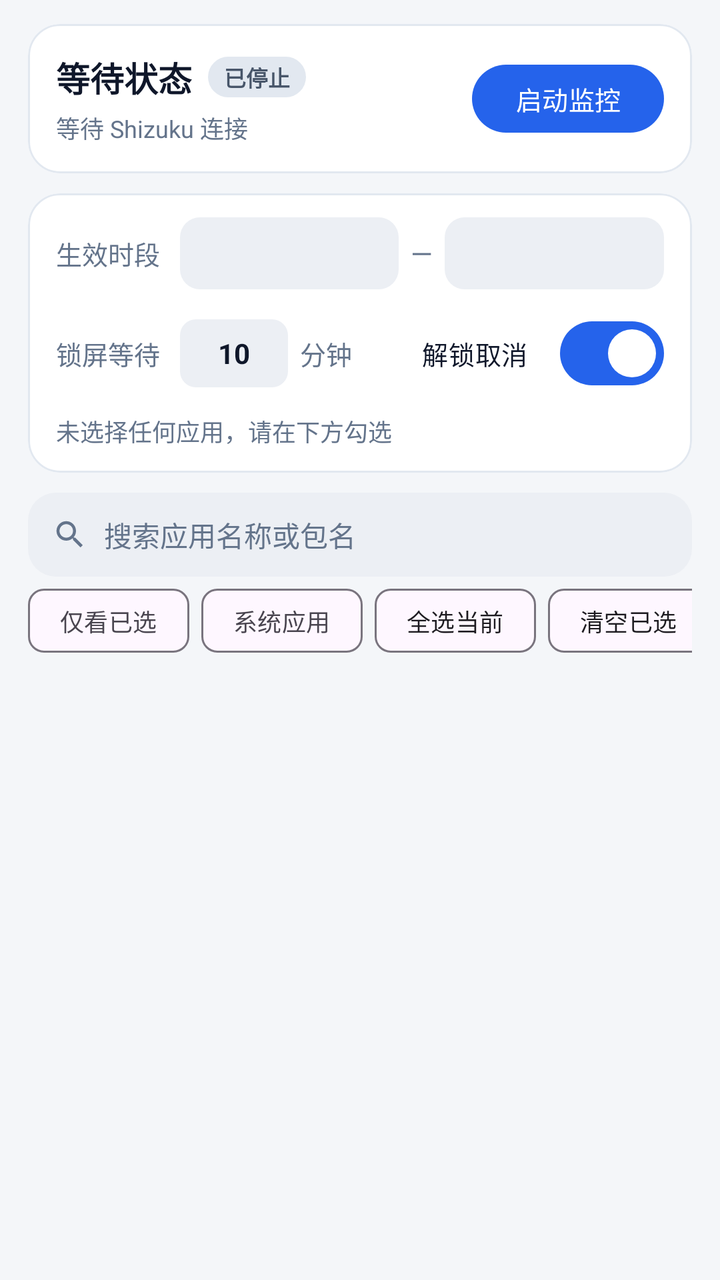
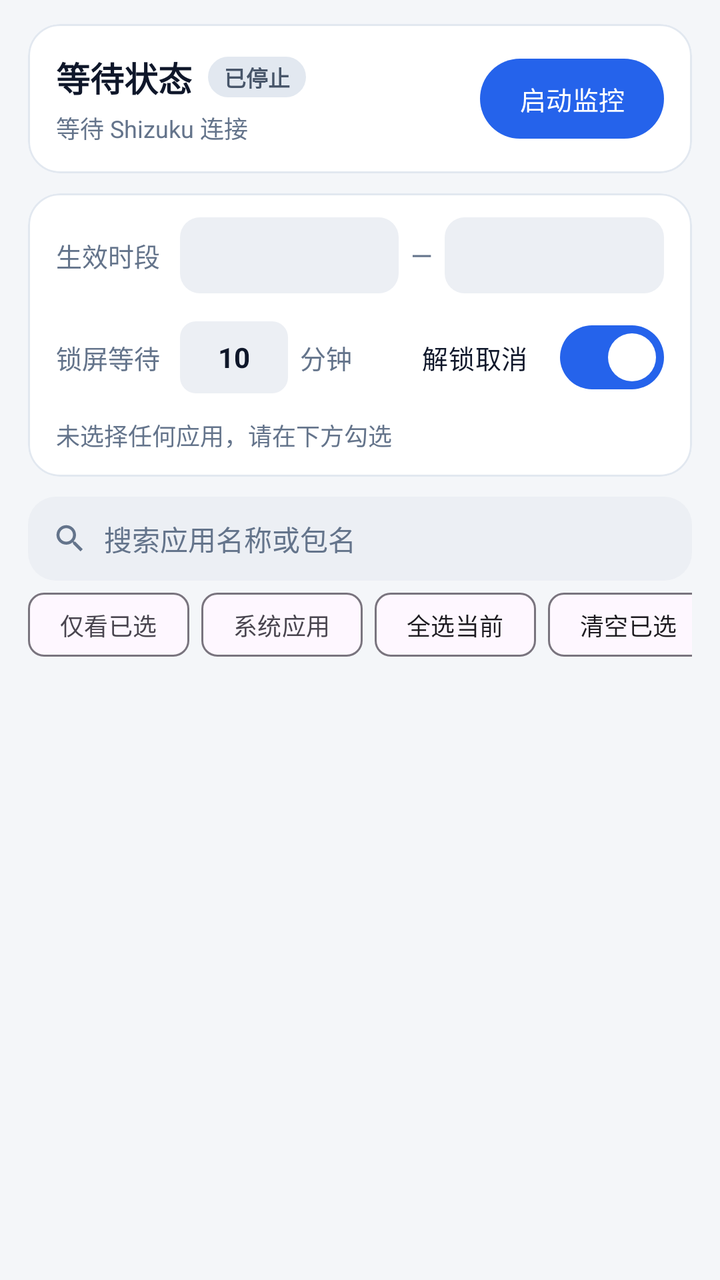

Compare the two renders of this Android layout. The source of the first and the diff that turns it into the second are given below.
<!-- AndroidManifest.xml: application theme Theme.LockGuard -->
<!-- res/layout/activity_main.xml -->
<?xml version="1.0" encoding="utf-8"?>
<androidx.coordinatorlayout.widget.CoordinatorLayout xmlns:android="http://schemas.android.com/apk/res/android"
    xmlns:app="http://schemas.android.com/apk/res-auto"
    android:layout_width="match_parent"
    android:layout_height="match_parent"
    android:background="@color/screen_background">

    <com.google.android.material.appbar.AppBarLayout
        android:id="@+id/appBarLayout"
        android:layout_width="match_parent"
        android:layout_height="wrap_content"
        android:background="@color/screen_background"
        app:elevation="0dp">

        
        <LinearLayout
            android:layout_width="match_parent"
            android:layout_height="wrap_content"
            android:orientation="vertical"
            android:paddingHorizontal="14dp"
            android:paddingTop="12dp"
            app:layout_scrollFlags="scroll">

            
            <com.google.android.material.card.MaterialCardView
                android:layout_width="match_parent"
                android:layout_height="wrap_content"
                app:cardBackgroundColor="@color/card_background"
                app:cardCornerRadius="16dp"
                app:cardElevation="0dp"
                app:strokeColor="@color/card_stroke"
                app:strokeWidth="1dp">

                <LinearLayout
                    android:layout_width="match_parent"
                    android:layout_height="wrap_content"
                    android:orientation="vertical"
                    android:padding="14dp">

                    <LinearLayout
                        android:layout_width="match_parent"
                        android:layout_height="wrap_content"
                        android:gravity="center_vertical"
                        android:orientation="horizontal">

                        <LinearLayout
                            android:layout_width="0dp"
                            android:layout_height="wrap_content"
                            android:layout_weight="1"
                            android:orientation="vertical">

                            <LinearLayout
                                android:layout_width="wrap_content"
                                android:layout_height="wrap_content"
                                android:gravity="center_vertical"
                                android:orientation="horizontal">

                                <TextView
                                    android:id="@+id/statusView"
                                    android:layout_width="wrap_content"
                                    android:layout_height="wrap_content"
                                    android:text="@string/label_status"
                                    android:textColor="@color/text_primary"
                                    android:textSize="17sp"
                                    android:textStyle="bold" />

                                <TextView
                                    android:id="@+id/statusBadgeView"
                                    android:layout_width="wrap_content"
                                    android:layout_height="wrap_content"
                                    android:layout_marginStart="8dp"
                                    android:background="@drawable/bg_status_badge"
                                    android:paddingHorizontal="8dp"
                                    android:paddingVertical="2dp"
                                    android:text="@string/badge_stopped"
                                    android:textColor="@color/status_stopped_text"
                                    android:textSize="11sp"
                                    android:textStyle="bold" />
                            </LinearLayout>

                            <TextView
                                android:id="@+id/shizukuView"
                                android:layout_width="match_parent"
                                android:layout_height="wrap_content"
                                android:layout_marginTop="4dp"
                                android:text="@string/shizuku_waiting"
                                android:textColor="@color/text_secondary"
                                android:textSize="12sp" />

                            <TextView
                                android:id="@+id/lastExecView"
                                android:layout_width="match_parent"
                                android:layout_height="wrap_content"
                                android:layout_marginTop="2dp"
                                android:textColor="@color/text_secondary"
                                android:textSize="12sp"
                                android:visibility="gone" />
                        </LinearLayout>

                        <com.google.android.material.button.MaterialButton
                            android:id="@+id/toggleMonitorButton"
                            android:layout_width="wrap_content"
                            android:layout_height="42dp"
                            android:layout_marginStart="10dp"
                            android:minWidth="96dp"
                            android:paddingHorizontal="16dp"
                            android:text="@string/btn_start"
                            android:textSize="13sp"
                            app:cornerRadius="21dp" />
                    </LinearLayout>

                    
                    <LinearLayout
                        android:id="@+id/permissionActionRow"
                        android:layout_width="match_parent"
                        android:layout_height="wrap_content"
                        android:layout_marginTop="10dp"
                        android:orientation="horizontal"
                        android:visibility="gone">

                        <com.google.android.material.button.MaterialButton
                            android:id="@+id/requestShizukuButton"
                            style="@style/Widget.Material3.Button.TonalButton"
                            android:layout_width="0dp"
                            android:layout_height="38dp"
                            android:layout_weight="1"
                            android:insetTop="0dp"
                            android:insetBottom="0dp"
                            android:text="@string/btn_shizuku_grant"
                            android:textSize="12sp"
                            app:cornerRadius="10dp" />

                        <View
                            android:id="@+id/reconnectSpacer"
                            android:layout_width="8dp"
                            android:layout_height="1dp"
                            android:visibility="gone" />

                        <com.google.android.material.button.MaterialButton
                            android:id="@+id/reconnectButton"
                            style="@style/Widget.Material3.Button.OutlinedButton"
                            android:layout_width="0dp"
                            android:layout_height="38dp"
                            android:layout_weight="1"
                            android:insetTop="0dp"
                            android:insetBottom="0dp"
                            android:text="@string/btn_shizuku_reconnect"
                            android:textSize="12sp"
                            android:visibility="gone"
                            app:cornerRadius="10dp" />

                        <View
                            android:id="@+id/notificationSpacer"
                            android:layout_width="8dp"
                            android:layout_height="1dp"
                            android:visibility="gone" />

                        <com.google.android.material.button.MaterialButton
                            android:id="@+id/requestNotificationButton"
                            style="@style/Widget.Material3.Button.OutlinedButton"
                            android:layout_width="0dp"
                            android:layout_height="38dp"
                            android:layout_weight="1"
                            android:insetTop="0dp"
                            android:insetBottom="0dp"
                            android:text="@string/btn_notification"
                            android:textSize="12sp"
                            android:visibility="gone"
                            app:cornerRadius="10dp" />
                    </LinearLayout>
                </LinearLayout>
            </com.google.android.material.card.MaterialCardView>

            
            <com.google.android.material.card.MaterialCardView
                android:layout_width="match_parent"
                android:layout_height="wrap_content"
                android:layout_marginTop="10dp"
                app:cardBackgroundColor="@color/card_background"
                app:cardCornerRadius="16dp"
                app:cardElevation="0dp"
                app:strokeColor="@color/card_stroke"
                app:strokeWidth="1dp">

                <LinearLayout
                    android:layout_width="match_parent"
                    android:layout_height="wrap_content"
                    android:orientation="vertical"
                    android:paddingHorizontal="14dp"
                    android:paddingVertical="12dp">

                    
                    <LinearLayout
                        android:layout_width="match_parent"
                        android:layout_height="wrap_content"
                        android:gravity="center_vertical"
                        android:orientation="horizontal">

                        <TextView
                            android:layout_width="wrap_content"
                            android:layout_height="wrap_content"
                            android:text="@string/label_time_window"
                            android:textColor="@color/text_secondary"
                            android:textSize="13sp" />

                        <com.google.android.material.button.MaterialButton
                            android:id="@+id/startTimeButton"
                            style="@style/Widget.Material3.Button.TonalButton"
                            android:layout_width="0dp"
                            android:layout_height="36dp"
                            android:layout_marginStart="10dp"
                            android:layout_weight="1"
                            android:insetTop="0dp"
                            android:insetBottom="0dp"
                            android:textColor="@color/text_primary"
                            android:textSize="13sp"
                            app:backgroundTint="@color/search_background"
                            app:cornerRadius="10dp" />

                        <TextView
                            android:layout_width="wrap_content"
                            android:layout_height="wrap_content"
                            android:paddingHorizontal="6dp"
                            android:text="—"
                            android:textColor="@color/text_secondary" />

                        <com.google.android.material.button.MaterialButton
                            android:id="@+id/endTimeButton"
                            style="@style/Widget.Material3.Button.TonalButton"
                            android:layout_width="0dp"
                            android:layout_height="36dp"
                            android:layout_weight="1"
                            android:insetTop="0dp"
                            android:insetBottom="0dp"
                            android:textColor="@color/text_primary"
                            android:textSize="13sp"
                            app:backgroundTint="@color/search_background"
                            app:cornerRadius="10dp" />
                    </LinearLayout>

                    
                    <LinearLayout
                        android:layout_width="match_parent"
                        android:layout_height="wrap_content"
                        android:layout_marginTop="8dp"
                        android:gravity="center_vertical"
                        android:orientation="horizontal">

                        <TextView
                            android:layout_width="wrap_content"
                            android:layout_height="wrap_content"
                            android:text="@string/label_delay_prefix"
                            android:textColor="@color/text_secondary"
                            android:textSize="13sp" />

                        <EditText
                            android:id="@+id/delayEdit"
                            android:layout_width="54dp"
                            android:layout_height="34dp"
                            android:layout_marginStart="10dp"
                            android:background="@drawable/bg_input_box"
                            android:gravity="center"
                            android:hint="@string/hint_delay"
                            android:inputType="number"
                            android:maxLines="1"
                            android:paddingHorizontal="6dp"
                            android:text="@string/value_delay_default"
                            android:textColor="@color/text_primary"
                            android:textColorHint="@color/text_secondary"
                            android:textSize="14sp"
                            android:textStyle="bold" />

                        <TextView
                            android:layout_width="0dp"
                            android:layout_height="wrap_content"
                            android:layout_marginStart="6dp"
                            android:layout_weight="1"
                            android:text="@string/label_delay_unit"
                            android:textColor="@color/text_secondary"
                            android:textSize="13sp" />

                        <com.google.android.material.materialswitch.MaterialSwitch
                            android:id="@+id/cancelOnUnlockSwitch"
                            android:layout_width="wrap_content"
                            android:layout_height="wrap_content"
                            android:checked="true"
                            android:text="@string/label_unlock_cancel"
                            android:textColor="@color/text_primary"
                            android:textSize="13sp" />
                    </LinearLayout>

                    
                    <TextView
                        android:id="@+id/selectedAppView"
                        android:layout_width="match_parent"
                        android:layout_height="wrap_content"
                        android:layout_marginTop="6dp"
                        android:ellipsize="end"
                        android:maxLines="1"
                        android:text="@string/selected_none"
                        android:textColor="@color/text_secondary"
                        android:textSize="12sp" />
                </LinearLayout>
            </com.google.android.material.card.MaterialCardView>
        </LinearLayout>

        
        <LinearLayout
            android:layout_width="match_parent"
            android:layout_height="wrap_content"
            android:background="@color/screen_background"
            android:orientation="vertical"
            android:paddingHorizontal="14dp"
            android:paddingTop="10dp"
            android:paddingBottom="4dp">

            <LinearLayout
                android:layout_width="match_parent"
                android:layout_height="42dp"
                android:background="@drawable/bg_search_box"
                android:gravity="center_vertical"
                android:orientation="horizontal"
                android:paddingHorizontal="12dp">

                <ImageView
                    android:layout_width="18dp"
                    android:layout_height="18dp"
                    android:contentDescription="@null"
                    android:src="@drawable/ic_search" />

                <EditText
                    android:id="@+id/searchEdit"
                    android:layout_width="0dp"
                    android:layout_height="match_parent"
                    android:layout_marginStart="8dp"
                    android:layout_weight="1"
                    android:background="@null"
                    android:hint="@string/hint_search_apps"
                    android:imeOptions="actionSearch"
                    android:inputType="text"
                    android:maxLines="1"
                    android:textColor="@color/text_primary"
                    android:textColorHint="@color/text_secondary"
                    android:textSize="14sp" />

                <ImageButton
                    android:id="@+id/clearSearchButton"
                    android:layout_width="28dp"
                    android:layout_height="28dp"
                    android:background="?attr/selectableItemBackgroundBorderless"
                    android:contentDescription="@null"
                    android:padding="4dp"
                    android:src="@drawable/ic_close"
                    android:visibility="gone" />
            </LinearLayout>

            <HorizontalScrollView
                android:layout_width="match_parent"
                android:layout_height="wrap_content"
                android:layout_marginTop="4dp"
                android:scrollbars="none">

                <LinearLayout
                    android:layout_width="wrap_content"
                    android:layout_height="wrap_content"
                    android:gravity="center_vertical"
                    android:orientation="horizontal">

                    <com.google.android.material.chip.Chip
                        android:id="@+id/onlySelectedChip"
                        style="@style/Widget.Material3.Chip.Filter"
                        android:layout_width="wrap_content"
                        android:layout_height="wrap_content"
                        android:checkable="true"
                        android:text="@string/label_only_selected"
                        android:textSize="12sp"
                        app:chipMinTouchTargetSize="36dp" />

                    <com.google.android.material.chip.Chip
                        android:id="@+id/showSystemChip"
                        style="@style/Widget.Material3.Chip.Filter"
                        android:layout_width="wrap_content"
                        android:layout_height="wrap_content"
                        android:layout_marginStart="6dp"
                        android:checkable="true"
                        android:text="@string/label_show_system_apps"
                        android:textSize="12sp"
                        app:chipMinTouchTargetSize="36dp" />

                    <com.google.android.material.chip.Chip
                        android:id="@+id/selectVisibleChip"
                        style="@style/Widget.Material3.Chip.Assist"
                        android:layout_width="wrap_content"
                        android:layout_height="wrap_content"
                        android:layout_marginStart="6dp"
                        android:text="@string/action_select_visible"
                        android:textSize="12sp"
                        app:chipMinTouchTargetSize="36dp" />

                    <com.google.android.material.chip.Chip
                        android:id="@+id/clearSelectedChip"
                        style="@style/Widget.Material3.Chip.Assist"
                        android:layout_width="wrap_content"
                        android:layout_height="wrap_content"
                        android:layout_marginStart="6dp"
                        android:text="@string/action_clear_selected"
                        android:textSize="12sp"
                        app:chipMinTouchTargetSize="36dp" />
                </LinearLayout>
            </HorizontalScrollView>
        </LinearLayout>
    </com.google.android.material.appbar.AppBarLayout>

    <androidx.recyclerview.widget.RecyclerView
        android:id="@+id/appList"
        android:layout_width="match_parent"
        android:layout_height="match_parent"
        android:clipToPadding="false"
        android:paddingTop="2dp"
        android:paddingBottom="16dp"
        app:layout_behavior="@string/appbar_scrolling_view_behavior" />

</androidx.coordinatorlayout.widget.CoordinatorLayout>
<!-- resources referenced by this layout -->
<resources>
  <color name="card_background">#FFFFFF</color>
  <color name="card_stroke">#E2E8F0</color>
  <color name="screen_background">#F4F6F9</color>
  <color name="search_background">#ECEFF4</color>
  <color name="status_stopped_text">#475569</color>
  <color name="text_primary">#0F172A</color>
  <color name="text_secondary">#64748B</color>
  <!-- drawable bg_input_box (drawable) -->
  <?xml version="1.0" encoding="utf-8"?>
  <shape xmlns:android="http://schemas.android.com/apk/res/android"
      android:shape="rectangle">
      <solid android:color="@color/search_background" />
      <corners android:radius="8dp" />
  </shape>
  <!-- drawable bg_search_box (drawable) -->
  <?xml version="1.0" encoding="utf-8"?>
  <shape xmlns:android="http://schemas.android.com/apk/res/android"
      android:shape="rectangle">
      <solid android:color="@color/search_background" />
      <corners android:radius="14dp" />
  </shape>
  <!-- drawable bg_status_badge (drawable) -->
  <?xml version="1.0" encoding="utf-8"?>
  <shape xmlns:android="http://schemas.android.com/apk/res/android"
      android:shape="rectangle">
      <solid android:color="@color/status_stopped_bg" />
      <corners android:radius="999dp" />
  </shape>
  <!-- drawable ic_close (drawable) -->
  <vector xmlns:android="http://schemas.android.com/apk/res/android"
      android:width="20dp"
      android:height="20dp"
      android:viewportWidth="24"
      android:viewportHeight="24"
      android:tint="@color/text_secondary">
      <path
          android:fillColor="@android:color/white"
          android:pathData="M19,6.41L17.59,5 12,10.59 6.41,5 5,6.41 10.59,12 5,17.59 6.41,19 12,13.41 17.59,19 19,17.59 13.41,12z" />
  </vector>
  <!-- drawable ic_search (drawable) -->
  <vector xmlns:android="http://schemas.android.com/apk/res/android"
      android:width="20dp"
      android:height="20dp"
      android:viewportWidth="24"
      android:viewportHeight="24"
      android:tint="@color/text_secondary">
      <path
          android:fillColor="@android:color/white"
          android:pathData="M15.5,14h-0.79l-0.28,-0.27C15.41,12.59 16,11.11 16,9.5 16,5.91 13.09,3 9.5,3S3,5.91 3,9.5 5.91,16 9.5,16c1.61,0 3.09,-0.59 4.23,-1.57l0.27,0.28v0.79l5,4.99L20.49,19l-4.99,-5zM9.5,14C7.01,14 5,11.99 5,9.5S7.01,5 9.5,5 14,7.01 14,9.5 11.99,14 9.5,14z" />
  </vector>
  <string name="action_clear_selected">清空已选</string>
  <string name="action_select_visible">全选当前</string>
  <string name="badge_stopped">已停止</string>
  <string name="btn_notification">通知权限</string>
  <string name="btn_shizuku_grant">Shizuku 授权</string>
  <string name="btn_shizuku_reconnect">重新连接</string>
  <string name="btn_start">启动监控</string>
  <string name="hint_delay">10</string>
  <string name="hint_search_apps">搜索应用名称或包名</string>
  <string name="label_delay_prefix">锁屏等待</string>
  <string name="label_delay_unit">分钟</string>
  <string name="label_only_selected">仅看已选</string>
  <string name="label_show_system_apps">系统应用</string>
  <string name="label_status">等待状态</string>
  <string name="label_time_window">生效时段</string>
  <string name="label_unlock_cancel">解锁取消</string>
  <string name="selected_none">未选择任何应用，请在下方勾选</string>
  <string name="shizuku_waiting">等待 Shizuku 连接</string>
  <string name="value_delay_default">10</string>
  <style name="Theme.LockGuard" parent="Theme.Material3.DayNight.NoActionBar">
          <item name="colorPrimary">@color/md_theme_light_primary</item>
          <item name="colorSecondary">@color/md_theme_light_secondary</item>
          <item name="colorTertiary">@color/md_theme_light_tertiary</item>
          <item name="android:windowLightStatusBar">true</item>
          <item name="android:navigationBarColor">@color/screen_background</item>
          <item name="android:statusBarColor" tools:targetApi="l">@color/screen_background</item>
      </style>
  <color name="status_stopped_bg">#E2E8F0</color>
  <color name="md_theme_light_primary">#2563EB</color>
  <color name="md_theme_light_secondary">#0F766E</color>
  <color name="md_theme_light_tertiary">#B91C1C</color>
</resources>

<!-- the commit's change to res/layout/activity_main.xml (unified diff, before → after) -->
@@ -100,13 +100,18 @@
                         <com.google.android.material.button.MaterialButton
                             android:id="@+id/toggleMonitorButton"
                             android:layout_width="wrap_content"
-                            android:layout_height="42dp"
+                            android:layout_height="wrap_content"
                             android:layout_marginStart="10dp"
-                            android:minWidth="96dp"
+                            android:insetTop="0dp"
+                            android:insetBottom="0dp"
+                            android:maxLines="1"
+                            android:minHeight="40dp"
+                            android:minWidth="92dp"
                             android:paddingHorizontal="16dp"
+                            android:paddingVertical="8dp"
                             android:text="@string/btn_start"
                             android:textSize="13sp"
-                            app:cornerRadius="21dp" />
+                            app:cornerRadius="20dp" />
                     </LinearLayout>
 
                     
@@ -122,10 +127,14 @@
                             android:id="@+id/requestShizukuButton"
                             style="@style/Widget.Material3.Button.TonalButton"
                             android:layout_width="0dp"
-                            android:layout_height="38dp"
-                            android:layout_weight="1"
-                            android:insetTop="0dp"
-                            android:insetBottom="0dp"
+                            android:layout_height="wrap_content"
+                            android:layout_weight="1"
+                            android:insetTop="0dp"
+                            android:insetBottom="0dp"
+                            android:maxLines="1"
+                            android:minHeight="38dp"
+                            android:paddingHorizontal="10dp"
+                            android:paddingVertical="6dp"
                             android:text="@string/btn_shizuku_grant"
                             android:textSize="12sp"
                             app:cornerRadius="10dp" />
@@ -140,10 +149,14 @@
                             android:id="@+id/reconnectButton"
                             style="@style/Widget.Material3.Button.OutlinedButton"
                             android:layout_width="0dp"
-                            android:layout_height="38dp"
-                            android:layout_weight="1"
-                            android:insetTop="0dp"
-                            android:insetBottom="0dp"
+                            android:layout_height="wrap_content"
+                            android:layout_weight="1"
+                            android:insetTop="0dp"
+                            android:insetBottom="0dp"
+                            android:maxLines="1"
+                            android:minHeight="38dp"
+                            android:paddingHorizontal="10dp"
+                            android:paddingVertical="6dp"
                             android:text="@string/btn_shizuku_reconnect"
                             android:textSize="12sp"
                             android:visibility="gone"
@@ -159,10 +172,14 @@
                             android:id="@+id/requestNotificationButton"
                             style="@style/Widget.Material3.Button.OutlinedButton"
                             android:layout_width="0dp"
-                            android:layout_height="38dp"
-                            android:layout_weight="1"
-                            android:insetTop="0dp"
-                            android:insetBottom="0dp"
+                            android:layout_height="wrap_content"
+                            android:layout_weight="1"
+                            android:insetTop="0dp"
+                            android:insetBottom="0dp"
+                            android:maxLines="1"
+                            android:minHeight="38dp"
+                            android:paddingHorizontal="10dp"
+                            android:paddingVertical="6dp"
                             android:text="@string/btn_notification"
                             android:textSize="12sp"
                             android:visibility="gone"
@@ -207,11 +224,16 @@
                             android:id="@+id/startTimeButton"
                             style="@style/Widget.Material3.Button.TonalButton"
                             android:layout_width="0dp"
-                            android:layout_height="36dp"
+                            android:layout_height="wrap_content"
                             android:layout_marginStart="10dp"
                             android:layout_weight="1"
                             android:insetTop="0dp"
                             android:insetBottom="0dp"
+                            android:maxLines="1"
+                            android:minHeight="38dp"
+                            android:paddingHorizontal="8dp"
+                            android:paddingVertical="6dp"
+                            android:singleLine="true"
                             android:textColor="@color/text_primary"
                             android:textSize="13sp"
                             app:backgroundTint="@color/search_background"
@@ -228,10 +250,15 @@
                             android:id="@+id/endTimeButton"
                             style="@style/Widget.Material3.Button.TonalButton"
                             android:layout_width="0dp"
-                            android:layout_height="36dp"
-                            android:layout_weight="1"
-                            android:insetTop="0dp"
-                            android:insetBottom="0dp"
+                            android:layout_height="wrap_content"
+                            android:layout_weight="1"
+                            android:insetTop="0dp"
+                            android:insetBottom="0dp"
+                            android:maxLines="1"
+                            android:minHeight="38dp"
+                            android:paddingHorizontal="8dp"
+                            android:paddingVertical="6dp"
+                            android:singleLine="true"
                             android:textColor="@color/text_primary"
                             android:textSize="13sp"
                             app:backgroundTint="@color/search_background"
@@ -255,15 +282,18 @@
 
                         <EditText
                             android:id="@+id/delayEdit"
-                            android:layout_width="54dp"
-                            android:layout_height="34dp"
+                            android:layout_width="wrap_content"
+                            android:layout_height="wrap_content"
                             android:layout_marginStart="10dp"
                             android:background="@drawable/bg_input_box"
                             android:gravity="center"
                             android:hint="@string/hint_delay"
                             android:inputType="number"
                             android:maxLines="1"
-                            android:paddingHorizontal="6dp"
+                            android:minHeight="36dp"
+                            android:minWidth="54dp"
+                            android:paddingHorizontal="8dp"
+                            android:paddingVertical="4dp"
                             android:text="@string/value_delay_default"
                             android:textColor="@color/text_primary"
                             android:textColorHint="@color/text_secondary"
